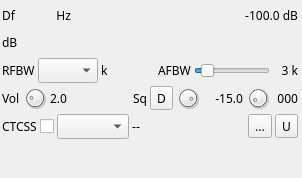
Before: the Qt Designer form plugins/channelrx/demodnfm/nfmdemodgui.ui in f4exb/sdrangel, drawn with Qt 5.
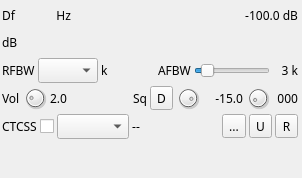
After: the same form once the commit is applied. Icons and pictures are not drawn. Custom widgets are drawn as their Qt base class.

Commit message: NFM demod: GUI button and setting to use RTP over UDP for copy to audio

Patch:
```diff
--- a/plugins/channelrx/demodnfm/nfmdemodgui.ui
+++ b/plugins/channelrx/demodnfm/nfmdemodgui.ui
@@ -611,6 +611,19 @@
         </property>
        </widget>
       </item>
+      <item>
+       <widget class="ButtonSwitch" name="useRTP">
+        <property name="toolTip">
+         <string>Use RTP protocol for sending audio via UDP</string>
+        </property>
+        <property name="text">
+         <string>R</string>
+        </property>
+        <property name="checkable">
+         <bool>true</bool>
+        </property>
+       </widget>
+      </item>
      </layout>
     </item>
    </layout>
```
The commit also changes 14 other files.
